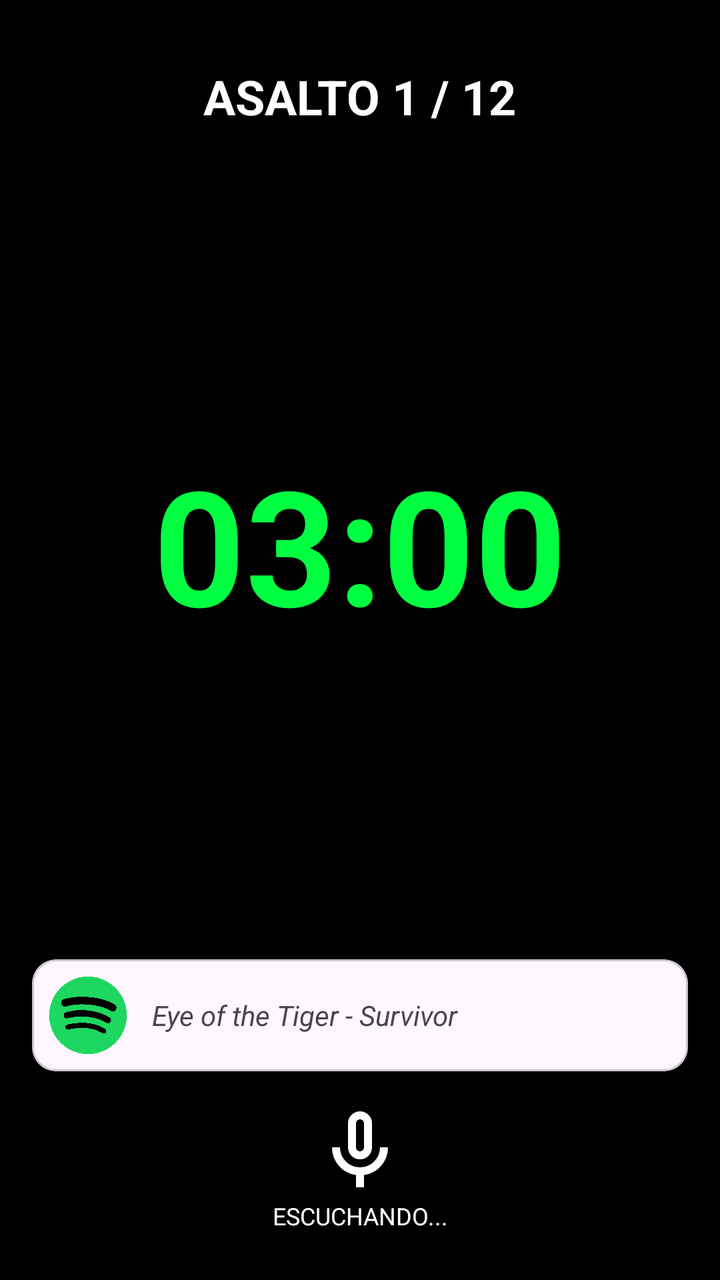
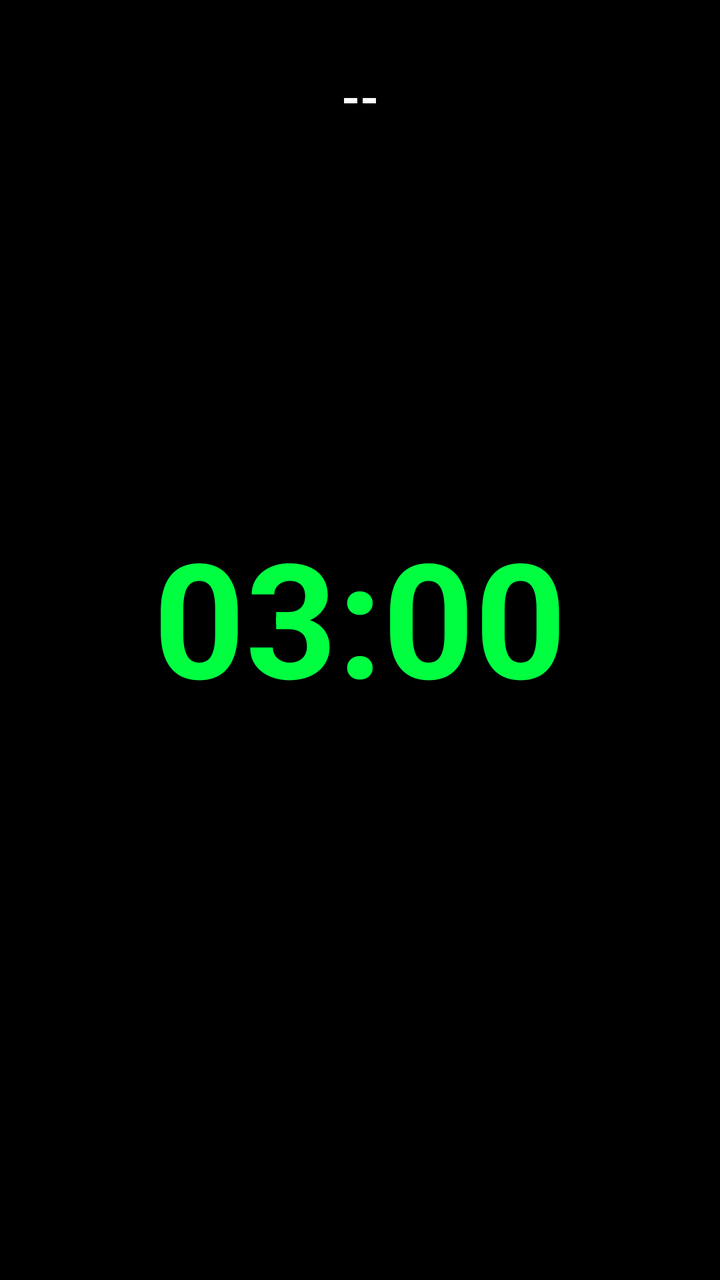

Two renders of the same Android screen: before a commit and after it. Below are the layout's source before the change and the commit's diff.
<!-- AndroidManifest.xml: application theme Theme.CornerManBox -->
<!-- res/layout/fragment_training.xml -->
<?xml version="1.0" encoding="utf-8"?>
<androidx.constraintlayout.widget.ConstraintLayout
    xmlns:android="http://schemas.android.com/apk/res/android"
    xmlns:app="http://schemas.android.com/apk/res-auto"
    android:layout_width="match_parent"
    android:layout_height="match_parent"
    android:background="@color/black"> <TextView
    android:id="@+id/tv_round_count"
    android:layout_width="wrap_content"
    android:layout_height="wrap_content"
    android:text="ASALTO 1 / 12"
    android:textColor="@color/white"
    android:textSize="24sp"
    android:textStyle="bold"
    android:layout_marginTop="32dp"
    app:layout_constraintTop_toTopOf="parent"
    app:layout_constraintLeft_toLeftOf="parent"
    app:layout_constraintRight_toRightOf="parent" />

    <FrameLayout
        android:id="@+id/timer_container"
        android:layout_width="300dp"
        android:layout_height="300dp"
        android:clickable="true"
        android:focusable="true"
        android:background="?attr/selectableItemBackgroundBorderless"
        app:layout_constraintTop_toBottomOf="@id/tv_round_count"
        app:layout_constraintBottom_toTopOf="@id/music_control_card"
        app:layout_constraintLeft_toLeftOf="parent"
        app:layout_constraintRight_toRightOf="parent">

        <TextView
            android:id="@+id/tv_timer_display"
            android:layout_width="wrap_content"
            android:layout_height="wrap_content"
            android:layout_gravity="center"
            android:text="03:00"
            android:textColor="@color/green_boxing"
            android:textSize="80sp"
            android:textStyle="bold" />
    </FrameLayout>

    <com.google.android.material.card.MaterialCardView
        android:id="@+id/music_control_card"
        android:layout_width="0dp"
        android:layout_height="wrap_content"
        android:layout_margin="16dp"
        app:cardCornerRadius="12dp"
        app:layout_constraintBottom_toTopOf="@id/voice_indicator"
        app:layout_constraintLeft_toLeftOf="parent"
        app:layout_constraintRight_toRightOf="parent">

        <LinearLayout
            android:layout_width="match_parent"
            android:layout_height="wrap_content"
            android:orientation="horizontal"
            android:padding="8dp"
            android:gravity="center_vertical">

            <ImageView
                android:layout_width="40dp"
                android:layout_height="40dp"
                android:src="@drawable/ic_spotify" /> <TextView
            android:id="@+id/tv_song_title"
            android:layout_width="0dp"
            android:layout_height="wrap_content"
            android:layout_weight="1"
            android:layout_marginStart="12dp"
            android:text="Eye of the Tiger - Survivor"
            android:textStyle="italic" />
        </LinearLayout>
    </com.google.android.material.card.MaterialCardView>

    <LinearLayout
        android:id="@+id/voice_indicator"
        android:layout_width="wrap_content"
        android:layout_height="wrap_content"
        android:orientation="vertical"
        android:gravity="center"
        android:layout_marginBottom="24dp"
        app:layout_constraintBottom_toBottomOf="parent"
        app:layout_constraintLeft_toLeftOf="parent"
        app:layout_constraintRight_toRightOf="parent">

        <ImageView
            android:layout_width="48dp"
            android:layout_height="48dp"
            android:src="@drawable/ic_mic"
            app:tint="@color/white" />

        <TextView
            android:layout_width="wrap_content"
            android:layout_height="wrap_content"
            android:text="ESCUCHANDO..."
            android:textColor="@color/white"
            android:textSize="12sp" />
    </LinearLayout>

</androidx.constraintlayout.widget.ConstraintLayout>
<!-- resources referenced by this layout -->
<resources>
  <color name="black">#FF000000</color>
  <color name="green_boxing">#00FF41</color>
  <color name="white">#FFFFFFFF</color>
  <!-- drawable ic_mic (drawable) -->
  <vector xmlns:android="http://schemas.android.com/apk/res/android" android:height="24dp" android:tint="#000000" android:viewportHeight="960" android:viewportWidth="960" android:width="24dp">
        
      <path android:fillColor="@android:color/white" android:pathData="M395,525Q360,490 360,440L360,200Q360,150 395,115Q430,80 480,80Q530,80 565,115Q600,150 600,200L600,440Q600,490 565,525Q530,560 480,560Q430,560 395,525ZM480,320Q480,320 480,320L480,320Q480,320 480,320Q480,320 480,320Q480,320 480,320Q480,320 480,320L480,320Q480,320 480,320Q480,320 480,320Q480,320 480,320ZM440,840L440,717Q336,703 268,624Q200,545 200,440L280,440Q280,523 338.5,581.5Q397,640 480,640Q563,640 621.5,581.5Q680,523 680,440L760,440Q760,545 692,624Q624,703 520,717L520,840L440,840ZM508.5,468.5Q520,457 520,440L520,200Q520,183 508.5,171.5Q497,160 480,160Q463,160 451.5,171.5Q440,183 440,200L440,440Q440,457 451.5,468.5Q463,480 480,480Q497,480 508.5,468.5Z"/>
      
  </vector>
  <!-- drawable ic_spotify: png bitmap (drawable, 47349 bytes) -->
  <style name="Theme.CornerManBox" parent="Base.Theme.CornerManBox" />
  <style name="Base.Theme.CornerManBox" parent="Theme.Material3.DayNight.NoActionBar">
          
          
      </style>
</resources>

<!-- the commit's change to res/layout/fragment_training.xml (unified diff, before → after) -->
@@ -1,33 +1,34 @@
 <?xml version="1.0" encoding="utf-8"?>
-<androidx.constraintlayout.widget.ConstraintLayout
-    xmlns:android="http://schemas.android.com/apk/res/android"
+<androidx.constraintlayout.widget.ConstraintLayout xmlns:android="http://schemas.android.com/apk/res/android"
     xmlns:app="http://schemas.android.com/apk/res-auto"
     android:layout_width="match_parent"
     android:layout_height="match_parent"
-    android:background="@color/black"> <TextView
-    android:id="@+id/tv_round_count"
-    android:layout_width="wrap_content"
-    android:layout_height="wrap_content"
-    android:text="ASALTO 1 / 12"
-    android:textColor="@color/white"
-    android:textSize="24sp"
-    android:textStyle="bold"
-    android:layout_marginTop="32dp"
-    app:layout_constraintTop_toTopOf="parent"
-    app:layout_constraintLeft_toLeftOf="parent"
-    app:layout_constraintRight_toRightOf="parent" />
+    android:background="@color/black">
+
+    <TextView
+        android:id="@+id/tv_round_count"
+        android:layout_width="wrap_content"
+        android:layout_height="wrap_content"
+        android:layout_marginTop="32dp"
+        android:text="--"
+        android:textColor="@color/white"
+        android:textSize="24sp"
+        android:textStyle="bold"
+        app:layout_constraintLeft_toLeftOf="parent"
+        app:layout_constraintRight_toRightOf="parent"
+        app:layout_constraintTop_toTopOf="parent" />
 
     <FrameLayout
         android:id="@+id/timer_container"
         android:layout_width="300dp"
         android:layout_height="300dp"
+        android:background="?attr/selectableItemBackgroundBorderless"
         android:clickable="true"
         android:focusable="true"
-        android:background="?attr/selectableItemBackgroundBorderless"
-        app:layout_constraintTop_toBottomOf="@id/tv_round_count"
         app:layout_constraintBottom_toTopOf="@id/music_control_card"
         app:layout_constraintLeft_toLeftOf="parent"
-        app:layout_constraintRight_toRightOf="parent">
+        app:layout_constraintRight_toRightOf="parent"
+        app:layout_constraintTop_toBottomOf="@id/tv_round_count">
 
         <TextView
             android:id="@+id/tv_timer_display"
@@ -45,6 +46,7 @@
         android:layout_width="0dp"
         android:layout_height="wrap_content"
         android:layout_margin="16dp"
+        android:visibility="gone"
         app:cardCornerRadius="12dp"
         app:layout_constraintBottom_toTopOf="@id/voice_indicator"
         app:layout_constraintLeft_toLeftOf="parent"
@@ -53,21 +55,23 @@
         <LinearLayout
             android:layout_width="match_parent"
             android:layout_height="wrap_content"
+            android:gravity="center_vertical"
             android:orientation="horizontal"
-            android:padding="8dp"
-            android:gravity="center_vertical">
+            android:padding="8dp">
 
             <ImageView
                 android:layout_width="40dp"
                 android:layout_height="40dp"
-                android:src="@drawable/ic_spotify" /> <TextView
-            android:id="@+id/tv_song_title"
-            android:layout_width="0dp"
-            android:layout_height="wrap_content"
-            android:layout_weight="1"
-            android:layout_marginStart="12dp"
-            android:text="Eye of the Tiger - Survivor"
-            android:textStyle="italic" />
+                android:src="@drawable/ic_spotify" />
+
+            <TextView
+                android:id="@+id/tv_song_title"
+                android:layout_width="0dp"
+                android:layout_height="wrap_content"
+                android:layout_marginStart="12dp"
+                android:layout_weight="1"
+                android:text="Cargando música..."
+                android:textStyle="italic" />
         </LinearLayout>
     </com.google.android.material.card.MaterialCardView>
 
@@ -75,9 +79,10 @@
         android:id="@+id/voice_indicator"
         android:layout_width="wrap_content"
         android:layout_height="wrap_content"
+        android:layout_marginBottom="24dp"
+        android:gravity="center"
         android:orientation="vertical"
-        android:gravity="center"
-        android:layout_marginBottom="24dp"
+        android:visibility="invisible"
         app:layout_constraintBottom_toBottomOf="parent"
         app:layout_constraintLeft_toLeftOf="parent"
         app:layout_constraintRight_toRightOf="parent">
@@ -89,6 +94,7 @@
             app:tint="@color/white" />
 
         <TextView
+            android:id="@+id/tv_voice_status"
             android:layout_width="wrap_content"
             android:layout_height="wrap_content"
             android:text="ESCUCHANDO..."
